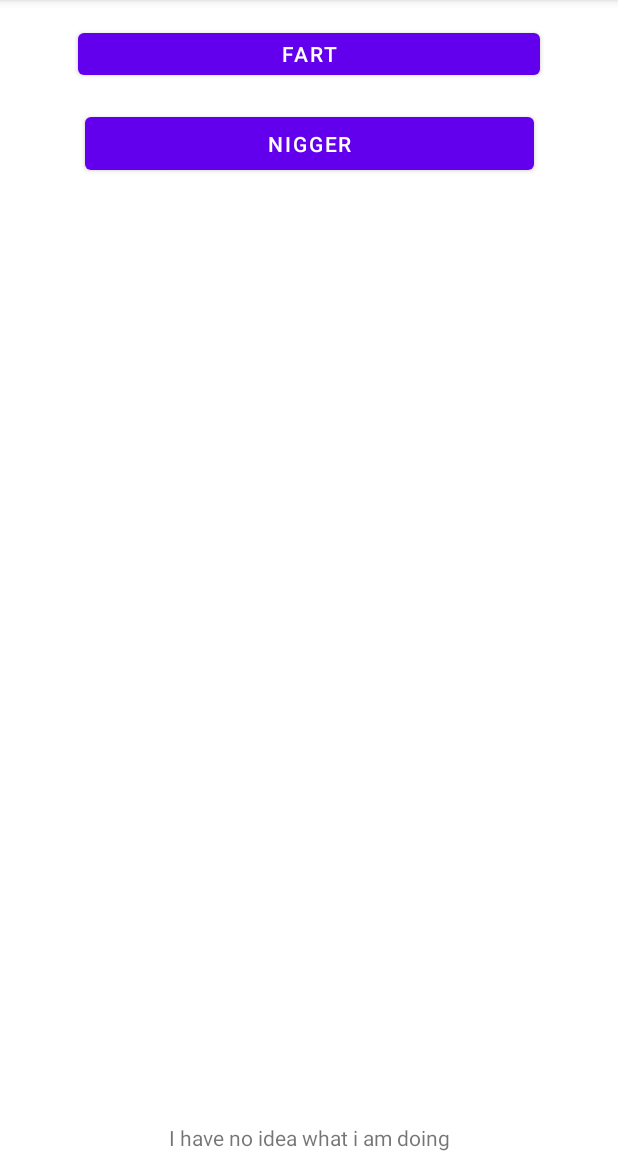
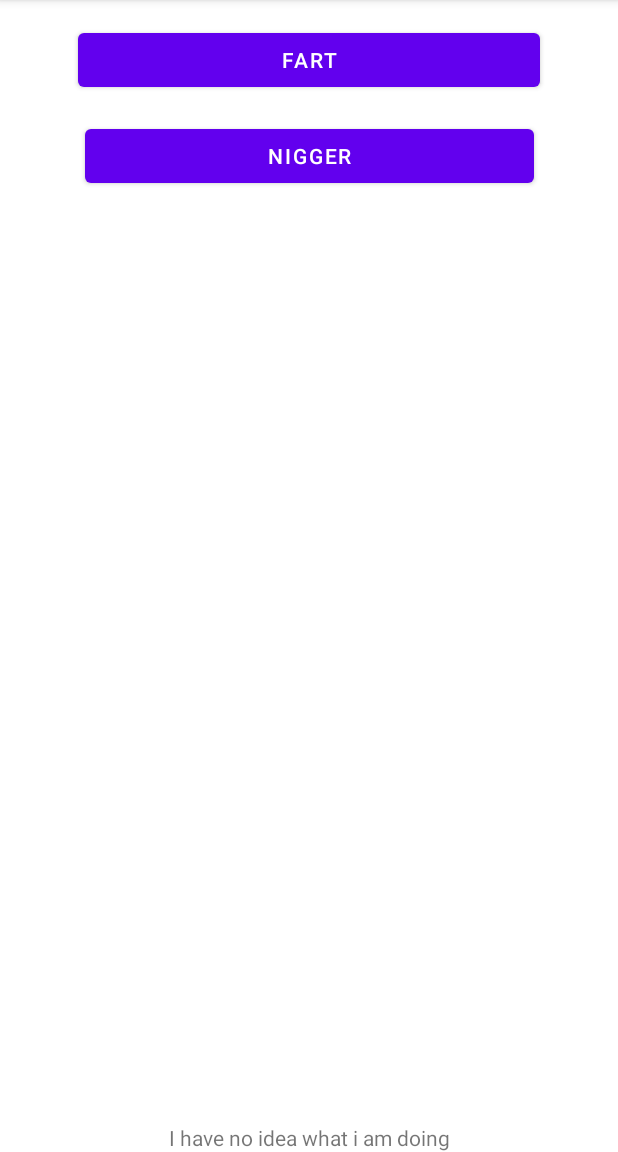
Before and after one commit to inthecatsdreams/soundboard-app, an Android app: the screen it shows after launch (MainActivity), on a phone screen of 412 x 824 dp, the part 84-1236 px from its top. Run offline under Robolectric (Android 15) with nearby library versions, the phone set to English and light mode, and no system bars.

Commit message:
small update

```diff
--- a/app/src/main/java/com/inthecatsdreams/ouoijio/MainActivity.java
+++ b/app/src/main/java/com/inthecatsdreams/ouoijio/MainActivity.java
@@ -3,14 +3,10 @@ package com.inthecatsdreams.ouoijio;
 import androidx.appcompat.app.AppCompatActivity;
 
 import android.content.Context;
-import android.content.Intent;
 import android.media.MediaPlayer;
 import android.os.Bundle;
-import android.provider.MediaStore;
 import android.view.View;
 import android.widget.Button;
-import android.widget.EditText;
-import android.os.Bundle;
 
 public class MainActivity extends AppCompatActivity {
     Context context = this;
@@ -47,4 +43,6 @@ public class MainActivity extends AppCompatActivity {
             }
         });
     }
+
+
 }
--- a/app/src/main/res/layout/activity_main.xml
+++ b/app/src/main/res/layout/activity_main.xml
@@ -17,7 +17,7 @@
     <Button
         android:id="@+id/button"
         android:layout_width="308dp"
-        android:layout_height="40dp"
+        android:layout_height="48dp"
         android:layout_marginTop="16dp"
         android:text="fart"
         app:layout_constraintEnd_toEndOf="parent"
@@ -27,7 +27,7 @@
     <Button
         android:id="@+id/button2"
         android:layout_width="299dp"
-        android:layout_height="47dp"
+        android:layout_height="48dp"
         android:layout_marginTop="16dp"
         android:text="nigger"
         app:layout_constraintEnd_toEndOf="parent"
```
